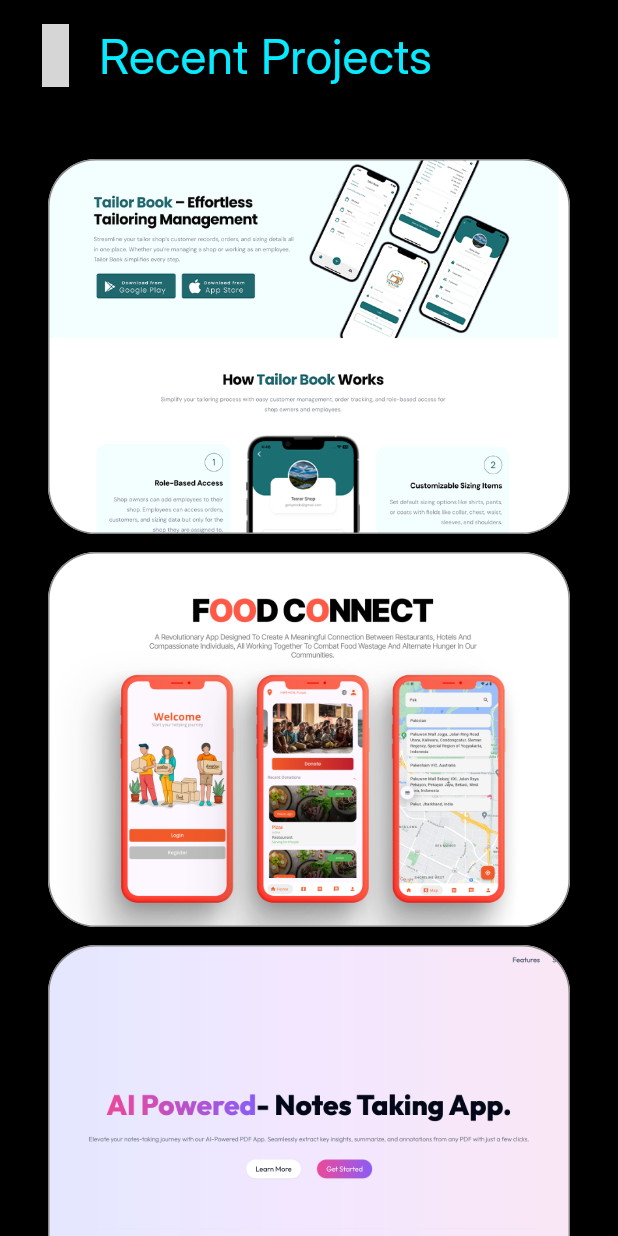
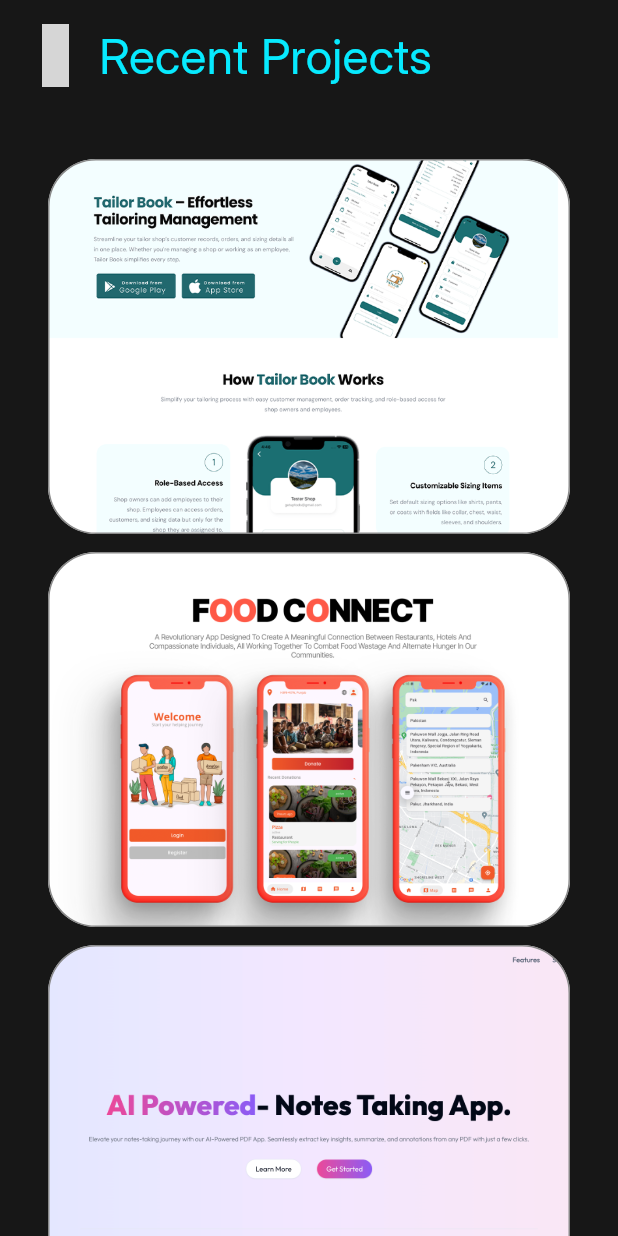
Before and after one commit to m6474n/portfolio, a Flutter app: the AllProjects screen opened directly, on a phone screen of 412 x 824 dp. Run offline on Flutter 3.47's test engine with Material 3 defaults, Android fonts, the phone set to English and light mode, and no system bars; our stand-ins replace cloud_firestore, firebase_auth, firebase_core, flutter_spinkit, flutter_svg, font_awesome_flutter and 2 more; accounts and stored records are empty; grey boxes are pictures that could not be loaded.

Commit message:
theme update

```diff
--- a/lib/view/sections/projects/all_projects.dart
+++ b/lib/view/sections/projects/all_projects.dart
@@ -38,6 +38,7 @@
     double width = MediaQuery.of(context).size.width;
     double height = MediaQuery.of(context).size.height;
     return Scaffold(
+      backgroundColor: colorManager.bgColor,
       body: AnimatedOpacity(
         opacity: _opacity,
         duration: Duration(seconds: 1),
@@ -46,6 +47,7 @@
             init: ProjectController(),
             builder: (cont) {
               return SingleChildScrollView(
+
                 child: Column(
 
                   mainAxisAlignment: MainAxisAlignment.start,
```
